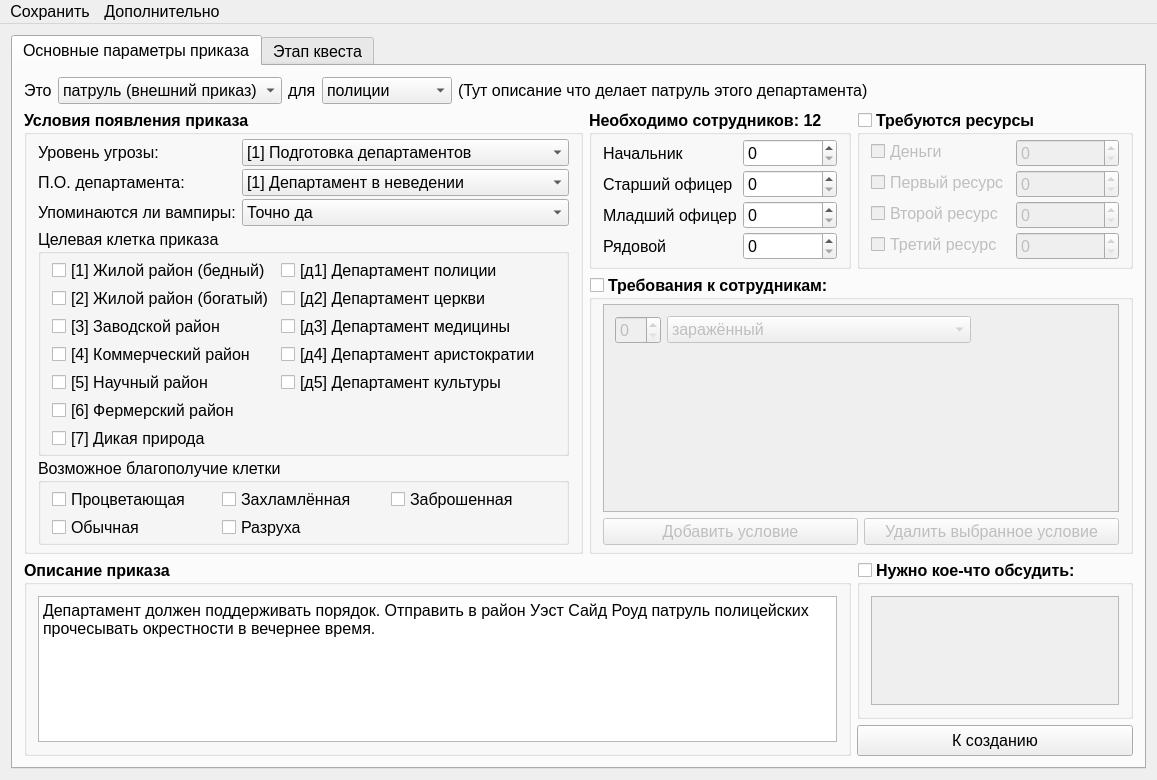
The window that mainwindow.ui (YakSid/PDNK2) describes before a commit, drawn with Qt 5.
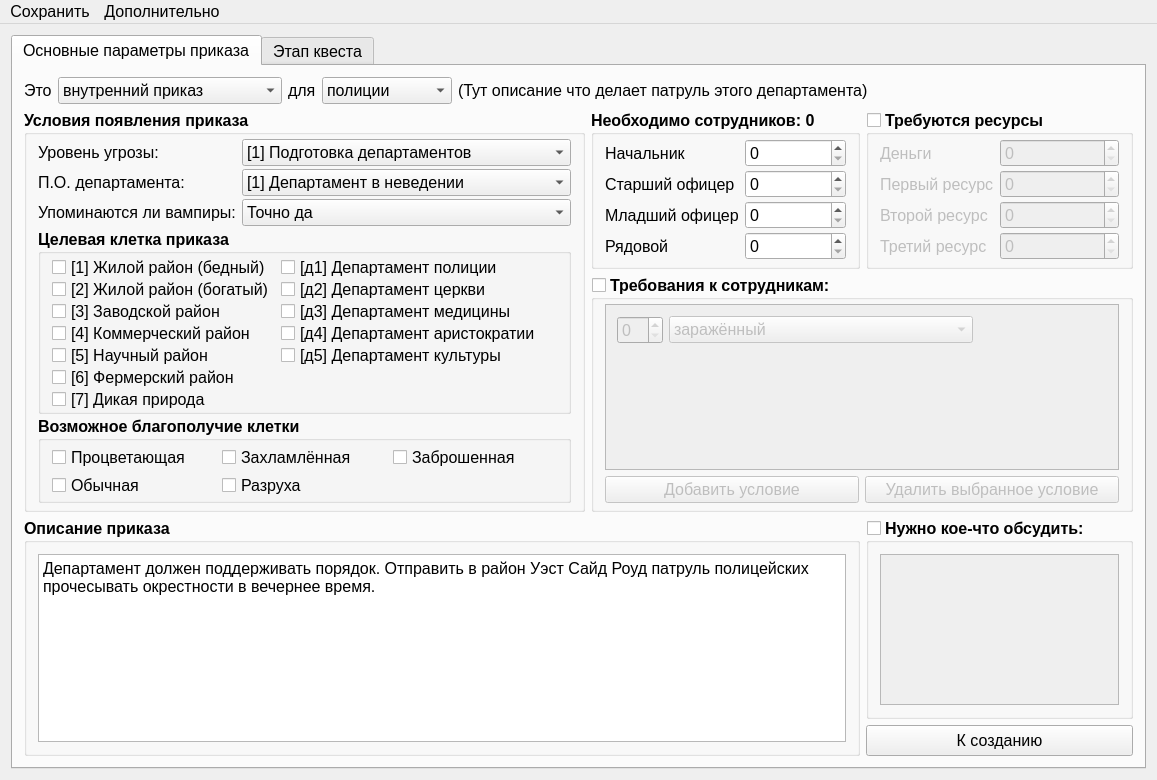
The same window after the commit. The open tabs and pages were chosen to show the change.

```diff
--- a/mainwindow.ui
+++ b/mainwindow.ui
@@ -66,11 +66,6 @@
               <pointsize>12</pointsize>
              </font>
             </property>
-            <item>
-             <property name="text">
-              <string>патруль (внешний приказ)</string>
-             </property>
-            </item>
             <item>
              <property name="text">
               <string>внутренний приказ</string>
@@ -148,10 +143,16 @@
         </item>
         <item row="1" column="0" rowspan="2">
          <widget class="QGroupBox" name="grp_option_of_appearance">
+          <property name="minimumSize">
+           <size>
+            <width>561</width>
+            <height>250</height>
+           </size>
+          </property>
           <property name="maximumSize">
            <size>
-            <width>563</width>
-            <height>16777215</height>
+            <width>561</width>
+            <height>444</height>
            </size>
           </property>
           <property name="font">
@@ -427,8 +428,8 @@
                  </property>
                  <property name="font">
                   <font>
-                   <weight>50</weight>
-                   <bold>false</bold>
+                   <weight>75</weight>
+                   <bold>true</bold>
                   </font>
                  </property>
                  <property name="title">
@@ -452,6 +453,12 @@
                   </property>
                   <item row="0" column="0">
                    <widget class="QCheckBox" name="hex_poor_resident">
+                    <property name="font">
+                     <font>
+                      <weight>50</weight>
+                      <bold>false</bold>
+                     </font>
+                    </property>
                     <property name="text">
                      <string>[1] Жилой район (бедный)</string>
                     </property>
@@ -459,6 +466,12 @@
                   </item>
                   <item row="0" column="1">
                    <widget class="QCheckBox" name="hex_police">
+                    <property name="font">
+                     <font>
+                      <weight>50</weight>
+                      <bold>false</bold>
+                     </font>
+                    </property>
                     <property name="text">
                      <string>[д1] Департамент полиции</string>
                     </property>
@@ -466,6 +479,12 @@
                   </item>
                   <item row="1" column="0">
                    <widget class="QCheckBox" name="hex_rich_resident">
+                    <property name="font">
+                     <font>
+                      <weight>50</weight>
+                      <bold>false</bold>
+                     </font>
+                    </property>
                     <property name="text">
                      <string>[2] Жилой район (богатый)</string>
                     </property>
@@ -473,6 +492,12 @@
                   </item>
                   <item row="1" column="1">
                    <widget class="QCheckBox" name="hex_church">
+                    <property name="font">
+                     <font>
+                      <weight>50</weight>
+                      <bold>false</bold>
+                     </font>
+                    </property>
                     <property name="text">
                      <string>[д2] Департамент церкви</string>
                     </property>
@@ -480,6 +505,12 @@
                   </item>
                   <item row="2" column="0">
                    <widget class="QCheckBox" name="hex_works">
+                    <property name="font">
+                     <font>
+                      <weight>50</weight>
+                      <bold>false</bold>
+                     </font>
+                    </property>
                     <property name="text">
                      <string>[3] Заводской район</string>
                     </property>
@@ -487,6 +518,12 @@
                   </item>
                   <item row="2" column="1">
                    <widget class="QCheckBox" name="hex_medicine">
+                    <property name="font">
+                     <font>
+                      <weight>50</weight>
+                      <bold>false</bold>
+                     </font>
+                    </property>
                     <property name="text">
                      <string>[д3] Департамент медицины</string>
                     </property>
@@ -494,6 +531,12 @@
                   </item>
                   <item row="3" column="0">
                    <widget class="QCheckBox" name="hex_commercial">
+                    <property name="font">
+                     <font>
+                      <weight>50</weight>
+                      <bold>false</bold>
+                     </font>
+                    </property>
                     <property name="text">
                      <string>[4] Коммерческий район</string>
                     </property>
@@ -501,6 +544,12 @@
                   </item>
                   <item row="3" column="1">
                    <widget class="QCheckBox" name="hex_aristocracy">
+                    <property name="font">
+                     <font>
+                      <weight>50</weight>
+                      <bold>false</bold>
+                     </font>
+                    </property>
                     <property name="text">
                      <string>[д4] Департамент аристократии</string>
                     </property>
@@ -508,6 +557,12 @@
                   </item>
                   <item row="4" column="0">
                    <widget class="QCheckBox" name="hex_science">
+                    <property name="font">
+                     <font>
+                      <weight>50</weight>
+                      <bold>false</bold>
+                     </font>
+                    </property>
                     <property name="text">
                      <string>[5] Научный район</string>
                     </property>
@@ -515,6 +570,12 @@
                   </item>
                   <item row="4" column="1">
                    <widget class="QCheckBox" name="hex_culture">
+                    <property name="font">
+                     <font>
+                      <weight>50</weight>
+                      <bold>false</bold>
+                     </font>
+                    </property>
                     <property name="text">
                      <string>[д5] Департамент культуры</string>
                     </property>
@@ -522,6 +583,12 @@
                   </item>
                   <item row="5" column="0">
                    <widget class="QCheckBox" name="hex_farmer">
+                    <property name="font">
+                     <font>
+                      <weight>50</weight>
+                      <bold>false</bold>
+                     </font>
+                    </property>
                     <property name="text">
                      <string>[6] Фермерский район</string>
                     </property>
@@ -529,6 +596,12 @@
                   </item>
                   <item row="6" column="0">
                    <widget class="QCheckBox" name="hex_wild_land">
+                    <property name="font">
+                     <font>
+                      <weight>50</weight>
+                      <bold>false</bold>
+                     </font>
+                    </property>
                     <property name="text">
                      <string>[7] Дикая природа</string>
                     </property>
@@ -547,8 +620,8 @@
                  </property>
                  <property name="font">
                   <font>
-                   <weight>50</weight>
-                   <bold>false</bold>
+                   <weight>75</weight>
+                   <bold>true</bold>
                   </font>
                  </property>
                  <property name="title">
@@ -572,6 +645,12 @@
                   </property>
                   <item row="0" column="0">
                    <widget class="QCheckBox" name="hex_welfare_prosper">
+                    <property name="font">
+                     <font>
+                      <weight>50</weight>
+                      <bold>false</bold>
+                     </font>
+                    </property>
                     <property name="text">
                      <string>Процветающая</string>
                     </property>
@@ -579,6 +658,12 @@
                   </item>
                   <item row="0" column="1">
                    <widget class="QCheckBox" name="hex_welfare_cluttered">
+                    <property name="font">
+                     <font>
+                      <weight>50</weight>
+                      <bold>false</bold>
+                     </font>
+                    </property>
                     <property name="text">
                      <string>Захламлённая</string>
                     </property>
@@ -586,6 +671,12 @@
                   </item>
                   <item row="0" column="2">
                    <widget class="QCheckBox" name="hex_welfare_abandoned">
+                    <property name="font">
+                     <font>
+                      <weight>50</weight>
+                      <bold>false</bold>
+                     </font>
+                    </property>
                     <property name="text">
                      <string>Заброшенная</string>
                     </property>
@@ -593,6 +684,12 @@
                   </item>
                   <item row="1" column="0">
                    <widget class="QCheckBox" name="hex_welfare_normal">
+                    <property name="font">
+                     <font>
+                      <weight>50</weight>
+                      <bold>false</bold>
+                     </font>
+                    </property>
                     <property name="text">
                      <string>Обычная</string>
                     </property>
@@ -600,6 +697,12 @@
                   </item>
                   <item row="1" column="1">
                    <widget class="QCheckBox" name="hex_welfare_devastation">
+                    <property name="font">
+                     <font>
+                      <weight>50</weight>
+                      <bold>false</bold>
+                     </font>
+                    </property>
                     <property name="text">
                      <string>Разруха</string>
                     </property>
@@ -617,10 +720,16 @@
         </item>
         <item row="1" column="1">
          <widget class="QGroupBox" name="grp_number_staff">
+          <property name="minimumSize">
+           <size>
+            <width>269</width>
+            <height>50</height>
+           </size>
+          </property>
           <property name="maximumSize">
            <size>
-            <width>271</width>
-            <height>16777215</height>
+            <width>269</width>
+            <height>159</height>
            </size>
           </property>
           <property name="font">
@@ -630,7 +739,7 @@
            </font>
           </property>
           <property name="title">
-           <string>Необходимо сотрудников: 12</string>
+           <string>Необходимо сотрудников: 0</string>
           </property>
           <layout class="QFormLayout" name="formLayout">
            <property name="verticalSpacing">
@@ -663,6 +772,9 @@
                <bold>false</bold>
               </font>
              </property>
+             <property name="maximum">
+              <number>1</number>
+             </property>
             </widget>
            </item>
            <item row="1" column="0">
@@ -686,6 +798,9 @@
                <bold>false</bold>
               </font>
              </property>
+             <property name="maximum">
+              <number>3</number>
+             </property>
             </widget>
            </item>
            <item row="2" column="0">
@@ -709,6 +824,9 @@
                <bold>false</bold>
               </font>
              </property>
+             <property name="maximum">
+              <number>9</number>
+             </property>
             </widget>
            </item>
            <item row="3" column="0">
@@ -732,6 +850,9 @@
                <bold>false</bold>
               </font>
              </property>
+             <property name="maximum">
+              <number>27</number>
+             </property>
             </widget>
            </item>
           </layout>
@@ -770,19 +891,6 @@
            <property name="bottomMargin">
             <number>6</number>
            </property>
-           <item row="0" column="0">
-            <widget class="QCheckBox" name="chb_money">
-             <property name="font">
-              <font>
-               <weight>50</weight>
-               <bold>false</bold>
-              </font>
-             </property>
-             <property name="text">
-              <string>Деньги</string>
-             </property>
-            </widget>
-           </item>
            <item row="0" column="1">
             <widget class="QSpinBox" name="spb_money">
              <property name="font">
@@ -793,19 +901,6 @@
              </property>
             </widget>
            </item>
-           <item row="1" column="0">
-            <widget class="QCheckBox" name="chb_first_res">
-             <property name="font">
-              <font>
-               <weight>50</weight>
-               <bold>false</bold>
-              </font>
-             </property>
-             <property name="text">
-              <string>Первый ресурс</string>
-             </property>
-            </widget>
-           </item>
            <item row="1" column="1">
             <widget class="QSpinBox" name="spb_first_res">
              <property name="font">
@@ -822,19 +917,6 @@
              </property>
             </widget>
            </item>
-           <item row="2" column="0">
-            <widget class="QCheckBox" name="chb_second_res">
-             <property name="font">
-              <font>
-               <weight>50</weight>
-               <bold>false</bold>
-              </font>
-             </property>
-             <property name="text">
-              <string>Второй ресурс</string>
-             </property>
-            </widget>
-           </item>
            <item row="2" column="1">
             <widget class="QSpinBox" name="spb_second_res">
              <property name="font">
@@ -845,19 +927,6 @@
              </property>
             </widget>
            </item>
-           <item row="3" column="0">
-            <widget class="QCheckBox" name="chb_third_res">
-             <property name="font">
-              <font>
-               <weight>50</weight>
-               <bold>false</bold>
-              </font>
-             </property>
-             <property name="text">
-              <string>Третий ресурс</string>
-             </property>
-            </widget>
-           </item>
            <item row="3" column="1">
             <widget class="QSpinBox" name="spb_third_res">
              <property name="font">
@@ -868,6 +937,58 @@
              </property>
             </widget>
            </item>
+           <item row="1" column="0">
+            <widget class="QLabel" name="lbl_first_res">
+             <property name="font">
+              <font>
+               <weight>50</weight>
+               <bold>false</bold>
+              </font>
+             </property>
+             <property name="text">
+              <string>Первый ресурс</string>
+             </property>
+            </widget>
+           </item>
+           <item row="2" column="0">
+            <widget class="QLabel" name="lbl_second_res">
+             <property name="font">
+              <font>
+               <weight>50</weight>
+               <bold>false</bold>
+              </font>
+             </property>
+             <property name="text">
+              <string>Второй ресурс</string>
+             </property>
+            </widget>
+           </item>
+           <item row="3" column="0">
+            <widget class="QLabel" name="lbl_third_res">
+             <property name="font">
+              <font>
+               <weight>50</weight>
+               <bold>false</bold>
+              </font>
+             </property>
+             <property name="text">
+              <string>Третий ресурс</string>
+             </property>
+            </widget>
+           </item>
+           <item row="0" column="0">
+            <widget class="QLabel" name="lbl_money">
+             <property name="font">
+              <font>
+               <weight>50</weight>
+               <bold>false</bold>
+              </font>
+             </property>
+             <property name="text">
+              <string>Деньги</string>
+             </property>
+            </widget>
+           </item>
           </layout>
          </widget>
         </item>
@@ -915,7 +1036,7 @@
                 <x>0</x>
                 <y>0</y>
                 <width>524</width>
-                <height>204</height>
+                <height>169</height>
                </rect>
               </property>
               <layout class="QGridLayout" name="gridLayout_6">
```
Left out of the diff: 26 changed lines with no effect on the pictures.
